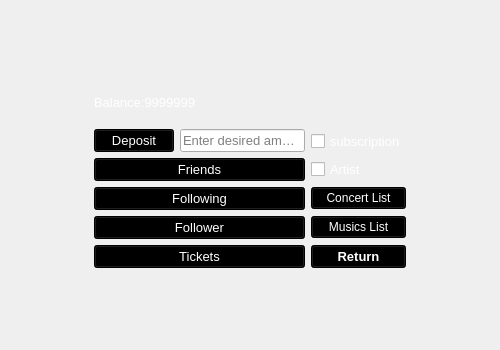
Above: Account.ui from M-Majed/DBProj before the change. Below: the same form after it.
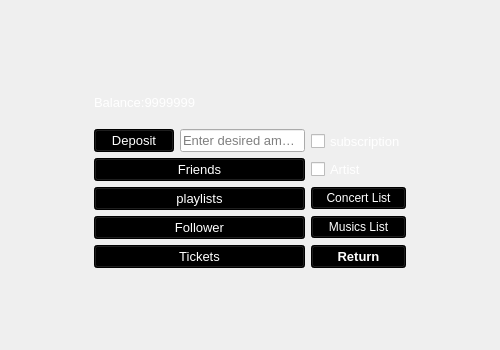
That is the form after the change. Icons and pictures are not drawn.

```diff
--- a/Account.ui
+++ b/Account.ui
@@ -257,7 +257,7 @@
 background-color: rgb(0, 0, 0);</string>
      </property>
      <property name="text">
-      <string>Following</string>
+      <string>playlists</string>
      </property>
     </widget>
    </item>
```
Left out of the diff: 2 changed lines with no effect on the pictures.
